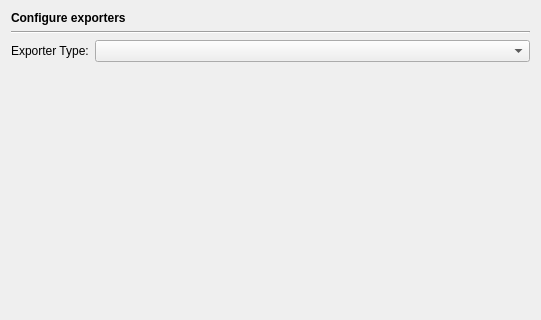
Qt form Preferences/ConfigurationPages/EditorExportersPage.ui (testmana2/test) before a commit; both pictures show x 0 to 541 and y 0 to 320 of the 541 by 531 pixel window.
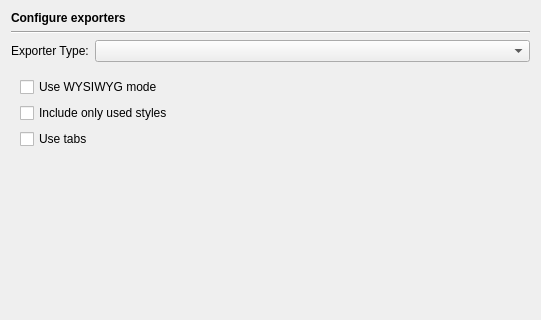
The same form after that commit. The open tabs and pages were chosen to show the change.

Commit message: Added a source code exporter for the Open Document Text (ODT) format.

```diff
--- a/Preferences/ConfigurationPages/EditorExportersPage.ui
+++ b/Preferences/ConfigurationPages/EditorExportersPage.ui
@@ -136,9 +136,56 @@
        </item>
       </layout>
      </widget>
-     <widget class="QWidget" name="pdfPage" >
-      <layout class="QGridLayout" name="gridLayout" >
-       <property name="margin" >
+     <widget class="QWidget" name="odtPage">
+      <layout class="QVBoxLayout" name="verticalLayout_2">
+       <item>
+        <widget class="QCheckBox" name="odtWysiwygCheckBox">
+         <property name="toolTip">
+          <string>Select to export in WYSIWYG mode</string>
+         </property>
+         <property name="text">
+          <string>Use WYSIWYG mode</string>
+         </property>
+        </widget>
+       </item>
+       <item>
+        <widget class="QCheckBox" name="odtStylesCheckBox">
+         <property name="toolTip">
+          <string>Select to include only used styles</string>
+         </property>
+         <property name="text">
+          <string>Include only used styles</string>
+         </property>
+        </widget>
+       </item>
+       <item>
+        <widget class="QCheckBox" name="odtTabsCheckBox">
+         <property name="toolTip">
+          <string>Select to use tabs in the generated file</string>
+         </property>
+         <property name="text">
+          <string>Use tabs</string>
+         </property>
+        </widget>
+       </item>
+       <item>
+        <spacer name="spacer">
+         <property name="orientation">
+          <enum>Qt::Vertical</enum>
+         </property>
+         <property name="sizeHint" stdset="0">
+          <size>
+           <width>498</width>
+           <height>136</height>
+          </size>
+         </property>
+        </spacer>
+       </item>
+      </layout>
+     </widget>
+     <widget class="QWidget" name="pdfPage">
+      <layout class="QGridLayout" name="gridLayout">
+       <property name="margin">
         <number>0</number>
        </property>
        <item row="0" column="0" >
```
Left out of the diff: 284 changed lines with no effect on the pictures. The commit also changes 13 other files.
